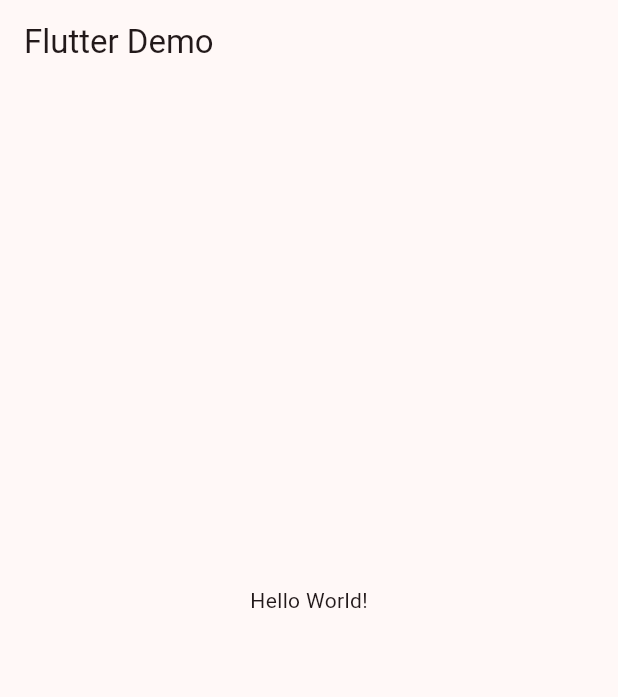
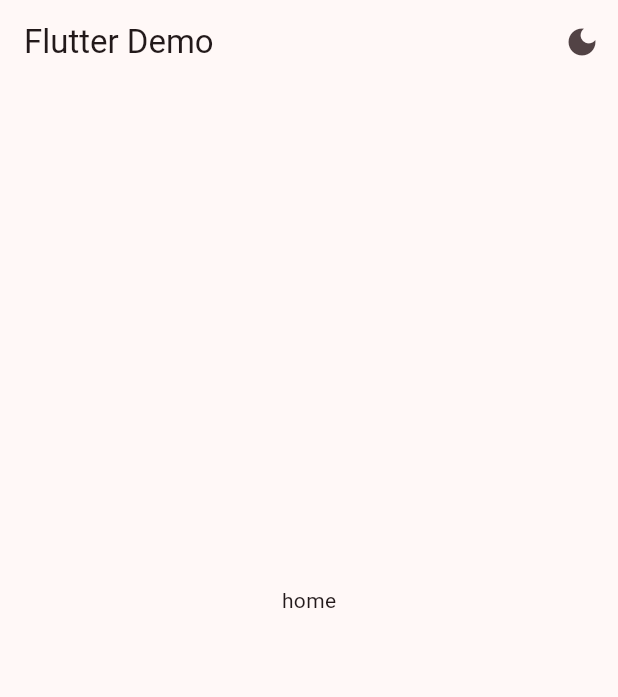
Before and after one commit to amphikapha/flutterdeng, a Flutter app: the screen it shows after launch, on a phone screen of 412 x 824 dp. Shown: the top 697 px of the screen. Run offline on Flutter 3.47's test engine with Material 3 defaults, Android fonts, the phone set to English and light mode, and no system bars.

```diff
--- /dev/null
+++ b/lib/data/notifiers.dart
@@ -0,0 +1,8 @@
+// ValueNotifier: hold the data
+// ValueListenableBuilder: listen to the data (dont need the setState)
+
+import 'package:flutter/material.dart';
+
+ValueNotifier<int> selectedPageNotifier = ValueNotifier(0);
+
+ValueNotifier<bool> isDarkModeNotifier = ValueNotifier(false);
--- a/lib/main.dart
+++ b/lib/main.dart
@@ -1,5 +1,6 @@
 import 'package:flutter/material.dart';
-import 'package:flutterdeng/widgets/navbar_wiget.dart';
+import 'package:flutterdeng/data/notifiers.dart';
+import 'package:flutterdeng/views/widget_tree.dart';
 
 void main() {
   runApp(const MyApp());
@@ -20,22 +21,17 @@ class _MyAppState extends State<MyApp> {
 
   @override
   Widget build(BuildContext context) {
-    return MaterialApp(
+    return ValueListenableBuilder(valueListenable: isDarkModeNotifier, builder:(context, isDarkMode, child) {
+      return MaterialApp(
       debugShowCheckedModeBanner: false,
       theme: ThemeData(
         colorScheme: ColorScheme.fromSeed(
           seedColor: Colors.pink,
+          brightness: isDarkMode ? Brightness.dark : Brightness.light,
         ),
       ),
-      home: Scaffold(
-        appBar: AppBar(
-          title: const Text('Flutter Demo'),
-        ),
-        bottomNavigationBar: NavBarWidget(),
-        body: const Center(
-          child: Text('Hello World!'),
-        ),
-      ),
+      home: WidgetTree()
     );
+    },);
   }
 }
--- /dev/null
+++ b/lib/views/pages/home_page.dart
@@ -0,0 +1,10 @@
+import 'package:flutter/material.dart';
+
+class HomePage extends StatelessWidget {
+  const HomePage({super.key});
+
+  @override
+  Widget build(BuildContext context) {
+    return Center(child: Text('home'),);
+  }
+}
--- /dev/null
+++ b/lib/views/pages/profile_page.dart
@@ -0,0 +1,10 @@
+import 'package:flutter/material.dart';
+
+class ProfilePage extends StatelessWidget {
+  const ProfilePage({super.key});
+
+  @override
+  Widget build(BuildContext context) {
+    return Center(child: Text('profile'),);
+  }
+}
--- /dev/null
+++ b/lib/views/widget_tree.dart
@@ -0,0 +1,44 @@
+import 'package:flutter/material.dart';
+import 'package:flutterdeng/data/notifiers.dart';
+import 'package:flutterdeng/views/pages/home_page.dart';
+import 'package:flutterdeng/views/pages/profile_page.dart';
+import 'package:flutterdeng/widgets/navbar_wiget.dart';
+
+List<Widget> pages = [
+  HomePage(),
+  ProfilePage(),
+];
+
+class WidgetTree extends StatelessWidget {
+  const WidgetTree({super.key});
+
+
+  @override
+  Widget build(BuildContext context) {
+    return Scaffold(
+        appBar: AppBar(
+          title: const Text('Flutter Demo'),
+          actions: [
+            IconButton(
+              icon: ValueListenableBuilder(
+                valueListenable:  isDarkModeNotifier,
+                builder: (context, isDarkMode, child) {
+                  return  isDarkMode
+                      ? const Icon(Icons.light_mode)
+                      : const Icon(Icons.dark_mode);
+                },
+              ),
+              onPressed: () {
+                isDarkModeNotifier.value = !isDarkModeNotifier.value;
+              },
+            ),
+          ]
+        ),
+        bottomNavigationBar: NavBarWidget(),
+        body: ValueListenableBuilder(valueListenable: selectedPageNotifier, builder:(context, selectPage, child) {
+          return pages.elementAt(selectPage); // ใช้ currentIndex จาก NavBarWidget
+        }, // ใช้ currentIndex จาก NavBarWidget
+      )
+    );
+  }
+}
--- a/lib/widgets/navbar_wiget.dart
+++ b/lib/widgets/navbar_wiget.dart
@@ -1,20 +1,14 @@
 import 'package:flutter/material.dart';
+import 'package:flutterdeng/data/notifiers.dart';
 
-class NavBarWidget extends StatefulWidget {
+class NavBarWidget extends StatelessWidget {
   const NavBarWidget({super.key});
 
   @override
-  State<NavBarWidget> createState() => _NavBarWidgetState();
-}
-
-class _NavBarWidgetState extends State<NavBarWidget> {
-  // เอาไว้ข้างนอกเพราะจะได้ไม่ต้องสร้างใหม่ทุกครั้ง
-  // ถ้าอยู่ใน build จะสร้างใหม่ทุกครั้งที่มีการ rebuild
-  int currentIndex = 0;
-
-  @override
   Widget build(BuildContext context) {
-    return NavigationBar(
+    return ValueListenableBuilder(valueListenable: selectedPageNotifier,
+    builder: (context, selectPage, child) {
+      return NavigationBar(
           destinations: [
             NavigationDestination(
               icon: Icon(Icons.home),
@@ -26,11 +20,10 @@ class _NavBarWidgetState extends State<NavBarWidget> {
             ),
           ],
           onDestinationSelected: (int value) { // ใส่ type int ด้วยก็ดี
-            setState(() {
-              currentIndex = value;
-            });
+            selectedPageNotifier.value = value; // เปลี่ยนค่า selectedPageNotifier
           },
-          selectedIndex: currentIndex,
+          selectedIndex: selectPage,
         );
+    });
   }
 }
```
Also changed, not shown: 20 other files.
